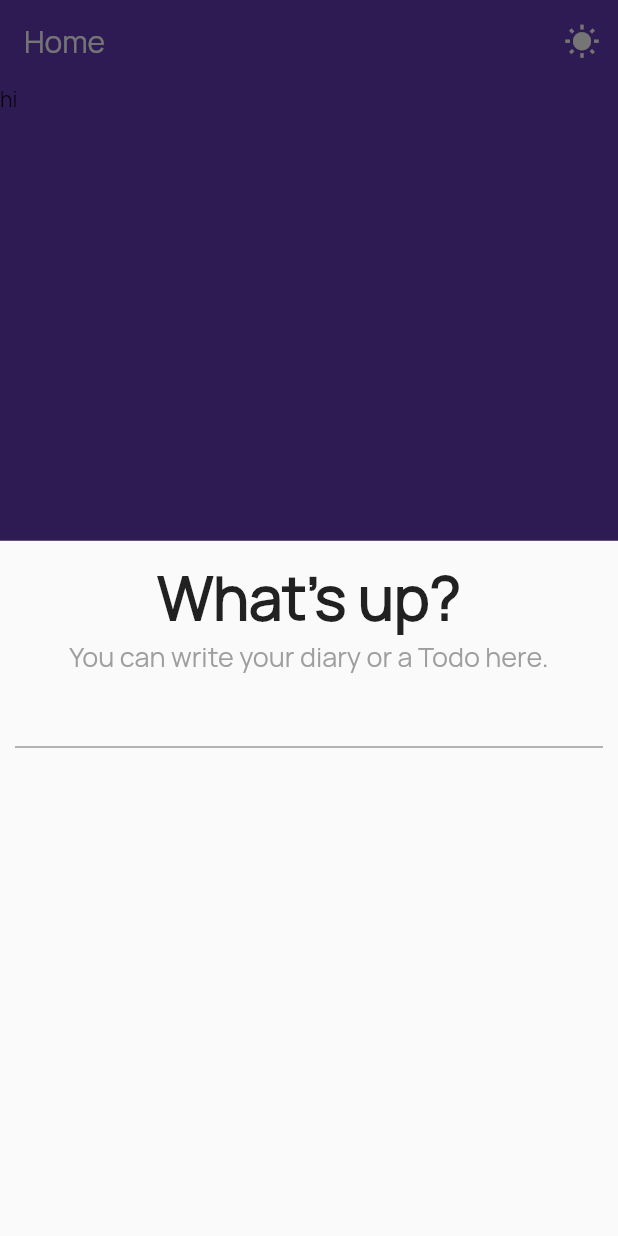
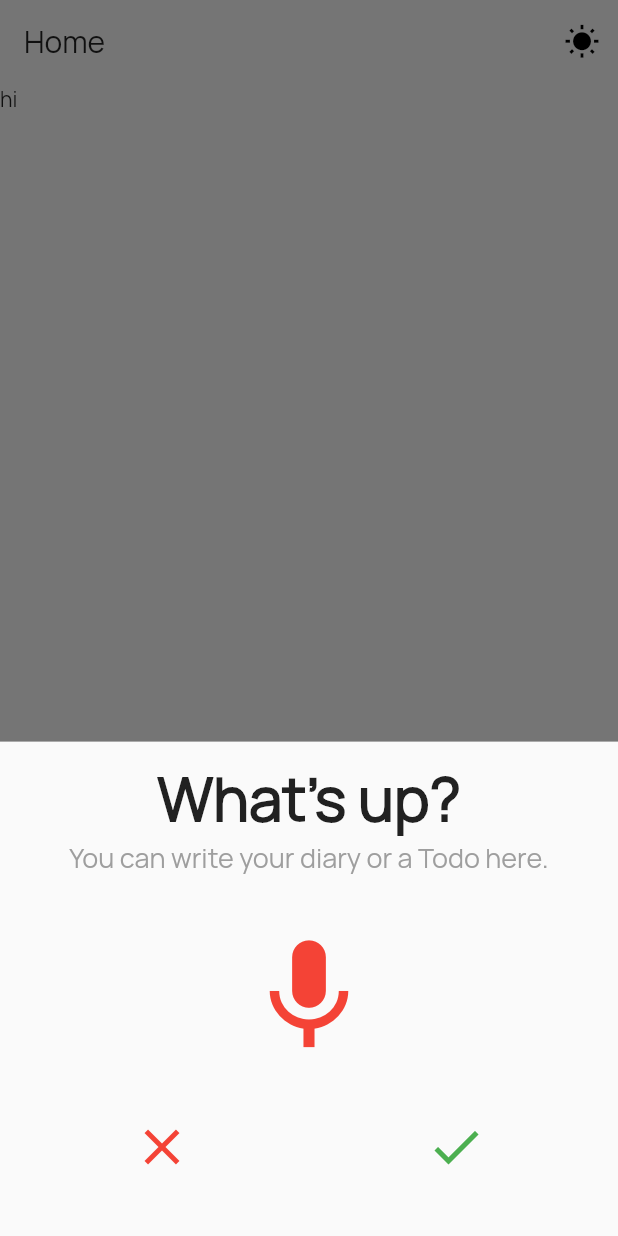
Before and after one commit to Tusharg1999/todo-audio, a Flutter app: the screen it shows after launch, after a tap on the "add" icon, on a phone screen of 412 x 824 dp. Run offline on Flutter 3.47's test engine with Material 2 defaults, Android fonts, the phone set to English and light mode, and no system bars.

Commit message:
Add mic for speak

```diff
--- a/lib/src/module/app.dart
+++ b/lib/src/module/app.dart
@@ -3,13 +3,11 @@ import 'package:audio_todo/src/module/home/home.dart';
 import 'package:flutter/material.dart';
 
 class App extends StatelessWidget {
-  int a = 0;
   @override
   Widget build(BuildContext context) {
     return MaterialApp(
       theme: AppTheme.lightTheme,
       darkTheme: AppTheme.darkTheme,
-      themeMode: a == 0 ? ThemeMode.dark : ThemeMode.light,
       debugShowCheckedModeBanner: false,
       home: Home(),
     );
--- a/lib/src/module/home/home.dart
+++ b/lib/src/module/home/home.dart
@@ -36,12 +36,66 @@ class _HomeState extends State<Home> {
                     ),
                     Text(
                       "You can write your diary or a Todo here.",
-                      style:
-                          TextStyle(fontSize: 18,color: Colors.grey),
+                      style: TextStyle(fontSize: 18, color: Colors.grey),
                     ),
-                    TextField(
-                      keyboardType: TextInputType.multiline,
-                      maxLines: null,
+                    SizedBox(
+                      height: 20,
+                    ),
+                    InkWell(
+                      borderRadius: BorderRadius.circular(60),
+                      onTap: () {},
+                      child: ClipOval(
+                        child: Container(
+                          height: 120.0, // height of the button
+                          width: 120.0, // width of the button
+                          child: Center(
+                            child: Icon(
+                              Icons.mic,
+                              color: Colors.red,
+                              size: 90,
+                            ),
+                          ),
+                        ),
+                      ),
+                    ),
+                    Row(
+                      mainAxisAlignment: MainAxisAlignment.spaceAround,
+                      children: [
+                        InkWell(
+                          borderRadius: BorderRadius.circular(40),
+                          onTap: () {},
+                          child: ClipOval(
+                            child: Container(
+                              height: 80.0, // height of the button
+                              width: 80.0, // width of the button
+                              child: Center(
+                                child: Icon(
+                                  Icons.clear,
+                                  color: Colors.red,
+                                  size: 40,
+                                ),
+                              ),
+                            ),
+                          ),
+                        ),
+                        InkWell(
+                          borderRadius: BorderRadius.circular(40),
+                          onTap: () {},
+                          child: ClipOval(
+                            child: Container(
+                              height: 80.0, // height of the button
+                              width: 80.0, // width of the button
+                              child: Center(
+                                child: Icon(
+                                  Icons.check,
+                                  color: Colors.green,
+                                  size: 40,
+                                ),
+                              ),
+                            ),
+                          ),
+                        ),
+                      ],
                     )
                   ],
                 ),
--- a/lib/src/shared/modal/modal.dart
+++ b/lib/src/shared/modal/modal.dart
@@ -8,7 +8,7 @@ void modal(BuildContext context, Widget children) {
     context: context,
     builder: (BuildContext context) {
       return Container(
-            height: MediaQuery.of(context).size.height * 50,
+            height: MediaQuery.of(context).size.height * .4,
             child: SingleChildScrollView(
               physics:BouncingScrollPhysics(),
           child: children,
```
Also changed, not shown: 1 other file.
